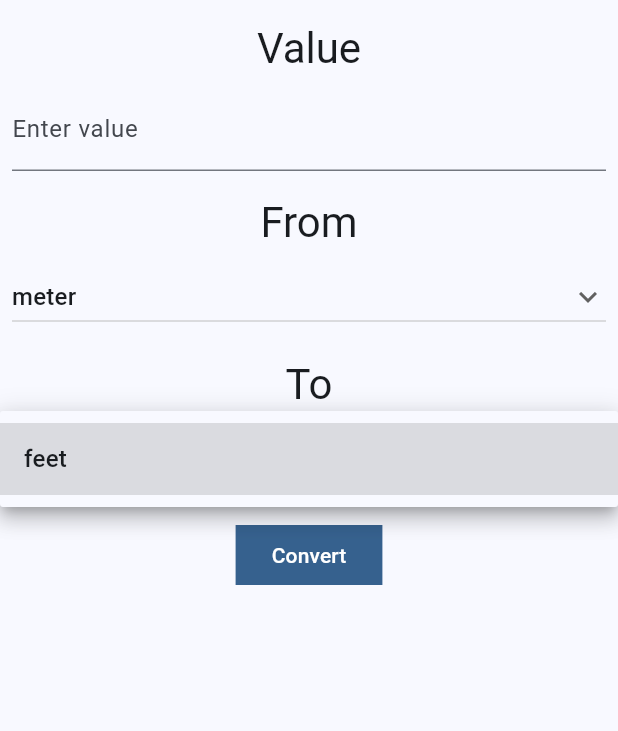
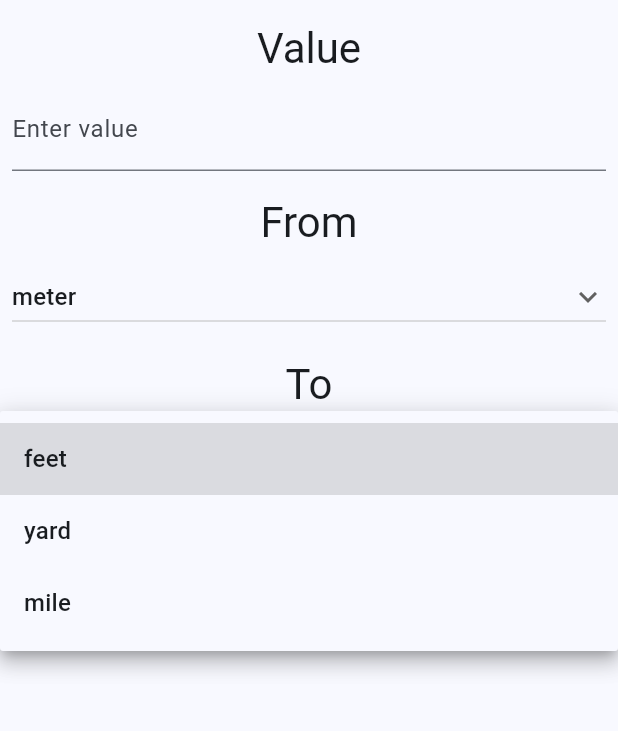
Before and after one commit to sthomas-uoc/mscs-533-a01, a Flutter app: the screen it shows after launch, after a tap on "feet", on a phone screen of 412 x 824 dp, the part 63-794 px from its top. Run offline on Flutter 3.47's test engine with Material 3 defaults, Android fonts, the phone set to English and light mode, and no system bars.

Commit message:
Added multiple targets for meter

```diff
--- a/lib/main.dart
+++ b/lib/main.dart
@@ -38,7 +38,7 @@ class _ConverterPage extends State<ConverterPage> {
   // List of from units and possible target units
   var _fromMeasures = [
     Measure('feet', ['meter']),
-    Measure('meter', ['feet']),
+    Measure('meter', ['feet', 'yard', 'mile']),
     Measure('kelvin', ['fahrenheit']),
     Measure('fahrenheit', ['kelvin']),
     Measure('kilogram', ['pound']),
@@ -53,7 +53,11 @@ class _ConverterPage extends State<ConverterPage> {
   // Additional targets and formulae can be added with ease
   var _conversions = {
     'feet': {'meter': MultiplyEvaluator(0.3048)},
-    'meter': {'feet': MultiplyEvaluator(3.28084)},
+    'meter': {
+      'feet': MultiplyEvaluator(3.28084),
+      'yard': MultiplyEvaluator(1.09361),
+      'mile': MultiplyEvaluator(0.000621371),
+    },
     'kelvin': {
       'fahrenheit': CustomEvaluator([
         SubtractEvaluator(273.15),
@@ -77,7 +81,7 @@ class _ConverterPage extends State<ConverterPage> {
   };
 
   // List of to units for the selected from unit. Initially set to the possible targets for the default from unit
-  var _toMeasures = ['feet'];
+  var _toMeasures = ['feet', 'yard', 'mile'];
 
   // String to store the formatted display text for the conversion output
   String _convertedValueDisplay = "";
```
